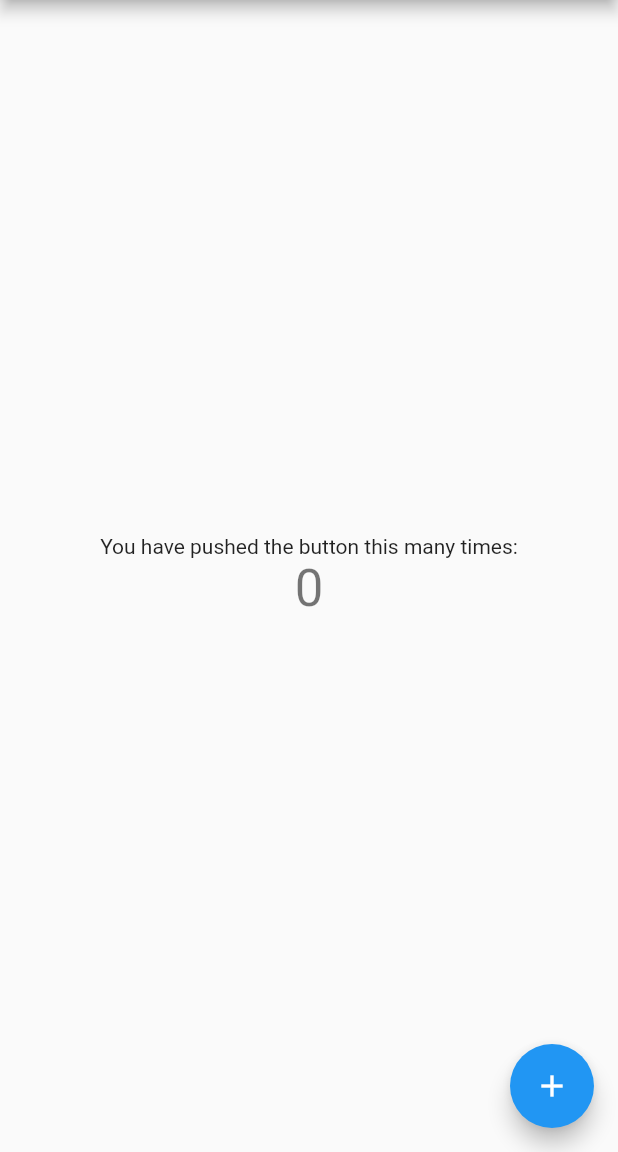
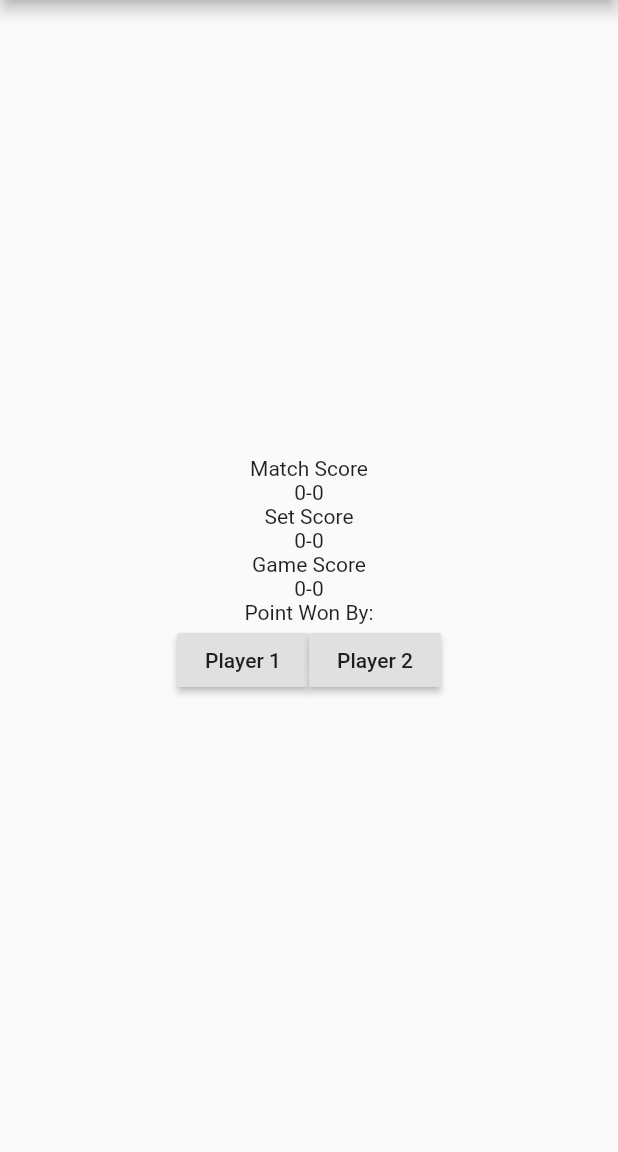
Before and after one commit to eKoopmans/dius-tennis-flutter, a Flutter app: the screen it shows after launch, on a phone screen of 412 x 824 dp, the part 84-1236 px from its top. Run offline on Flutter 3.47's test engine with Material 2 defaults, Android fonts, the phone set to English and light mode, and no system bars.

Commit message:
Build basic layout

```diff
--- a/lib/main.dart
+++ b/lib/main.dart
@@ -10,14 +10,14 @@ class MyApp extends StatelessWidget {
       theme: ThemeData(
         primarySwatch: Colors.blue,
       ),
-      home: MyHomePage(title: 'DiUS Tennis in Flutter'),
+      home: MyHomePage(title: 'DiUS Tennis in Flutter', p1: 'Player 1', p2: 'Player 2'),
     );
   }
 }
 
 class MyHomePage extends StatefulWidget {
-  MyHomePage({Key key, this.title}) : super(key: key);
-  final String title;
+  MyHomePage({Key key, this.title, this.p1, this.p2}) : super(key: key);
+  final String title, p1, p2;
 
   @override
   _MyHomePageState createState() => _MyHomePageState();
@@ -42,19 +42,29 @@ class _MyHomePageState extends State<MyHomePage> {
         child: Column(
           mainAxisAlignment: MainAxisAlignment.center,
           children: <Widget>[
-            Text('You have pushed the button this many times:'),
-            Text(
-              '$_counter',
-              style: Theme.of(context).textTheme.display1
+            Text('Match Score'),
+            Text('0-0'),
+            Text('Set Score'),
+            Text('0-0'),
+            Text('Game Score'),
+            Text('0-0'),
+            Text('Point Won By:'),
+            Row(
+              mainAxisAlignment: MainAxisAlignment.center,
+              children: <Widget>[
+                RaisedButton(
+                  onPressed: () {},
+                  child: Text('${widget.p1}'),
+                ),
+                RaisedButton(
+                  onPressed: () {},
+                  child: Text('${widget.p2}'),
+                ),
+              ],
             ),
           ],
         ),
       ),
-      floatingActionButton: FloatingActionButton(
-        onPressed: _incrementCounter,
-        tooltip: 'Increment',
-        child: Icon(Icons.add),
-      ),
     );
   }
 }
```
